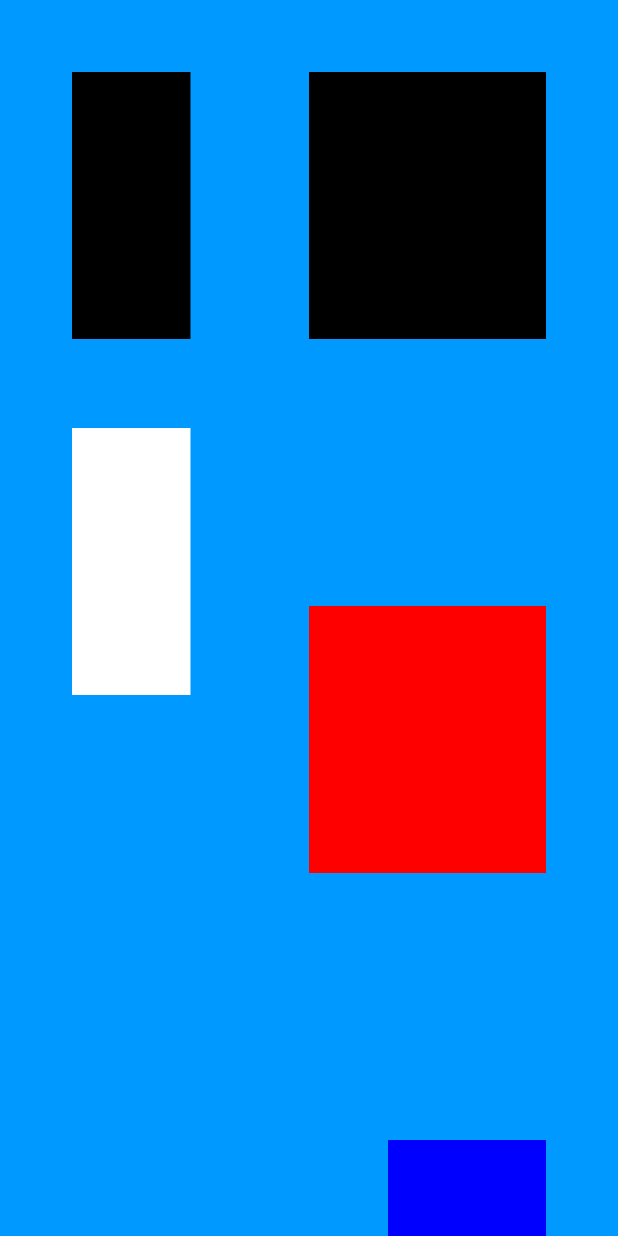
After one commit to Dante952/Museo, an Android app built with Jetpack Compose: the @Preview function GalleryScreen, on a phone screen of 412 x 824 dp. The commit adds this screen. Run offline under Robolectric (Android 15) with nearby library versions, the phone set to English and light mode, and no system bars.

Commit message:
Agregación de la habitación de galería de arte, y avance del mapa de la galería

```diff
--- a/app/build.gradle.kts
+++ b/app/build.gradle.kts
@@ -96,4 +96,10 @@ dependencies {
     implementation ("com.google.firebase:firebase-storage")
     implementation ("com.google.firebase:firebase-firestore")
 
+    val composeBom = platform("androidx.compose:compose-bom:2024.06.00")
+    implementation(composeBom)
+
+    debugImplementation("androidx.compose.ui:ui-tooling")
+    implementation("androidx.compose.ui:ui-tooling-preview")
+
 }
--- a/app/src/main/java/com/example/museo/MainActivity.kt
+++ b/app/src/main/java/com/example/museo/MainActivity.kt
@@ -21,6 +21,7 @@ import coil.compose.rememberImagePainter
 import com.example.museo.componets.CardGrid
 import com.example.museo.componets.DrawerContent
 import com.example.museo.componets.GoogleMapComposable
+import com.example.museo.componets.galleryMap.RoomScreen
 import com.example.museo.data.FirebaseManager
 import com.example.museo.data.PaintingData
 import com.example.museo.ui.theme.MuseoTheme
@@ -75,7 +76,7 @@ fun MainScreen(firebaseManager: FirebaseManager) {
                     Column(modifier = Modifier.padding(paddingValues)) {
                         when (selectedScreen) {
                             "Home" -> HomeScreen(firebaseManager)
-                            "Location" -> LocationScreen()
+                            "Location" -> RoomScreen()
                             "About" -> AboutScreen()
                         }
                     }
--- /dev/null
+++ b/app/src/main/java/com/example/museo/componets/galleryMap/GalleryScreen.kt
@@ -0,0 +1,115 @@
+package com.example.museo.componets.galleryMap
+
+import androidx.compose.foundation.Canvas
+import androidx.compose.foundation.background
+import androidx.compose.foundation.layout.*
+import androidx.compose.runtime.*
+import androidx.compose.ui.Alignment
+import androidx.compose.ui.Modifier
+import androidx.compose.ui.geometry.Offset
+import androidx.compose.ui.geometry.Size
+import androidx.compose.ui.graphics.Color
+import androidx.compose.ui.tooling.preview.Preview
+import androidx.compose.ui.unit.dp
+
+@Preview
+@Composable
+fun GalleryScreen() {
+    // Estado para almacenar la posición del círculo
+    var circlePosition by remember { mutableStateOf(Offset(0f, 0f)) }
+
+
+    Box(
+        modifier = Modifier
+            .fillMaxSize()
+            .background(Color(0xFF0099FF))
+            .padding(0.dp) // Ajusta el padding según sea necesario
+    ) {
+        Column(
+            modifier = Modifier
+                .fillMaxSize()
+                .padding(16.dp),
+            verticalArrangement = Arrangement.Top,
+            horizontalAlignment = Alignment.Start
+        ) {
+            Box(
+                modifier = Modifier
+                    .fillMaxSize()
+                    .background(Color(0xFF0099FF))
+                    .padding(16.dp) // Ajusta el padding según sea necesario
+            ) {
+                Column(
+                    modifier = Modifier
+                        .fillMaxSize()
+                        .padding(16.dp),
+                    verticalArrangement = Arrangement.Top,
+                    horizontalAlignment = Alignment.Start
+                ) {
+                    // Canvas para dibujar el rectángulo negro y el círculo
+                    Box(
+                        modifier = Modifier
+                            .fillMaxWidth()
+                            .weight(1f)
+                            .padding(0.dp)
+                    ) {
+                        Canvas(modifier = Modifier.fillMaxSize()) {
+                            val padding = 0.dp.toPx() // Ajusta el padding según sea necesario
+
+                            // Rectángulo 1 (arriba izquierda)
+                            drawRect(
+                                color = Color.Black,
+                                topLeft = Offset(padding, padding),
+                                size = Size(
+                                    size.width / 4 - padding,
+                                    size.height / 4 - padding
+                                )
+                            )
+
+                            // Rectángulo 2 (arriba derecha)
+                            drawRect(
+                                color = Color.Black,
+                                topLeft = Offset(size.width / 2, padding),
+                                size = Size(
+                                    size.width / 2 - padding,
+                                    size.height / 4 - padding
+                                )
+                            )
+
+                            // Rectángulo 3 (abajo izquierda)
+                            drawRect(
+                                color = Color.White,
+                                topLeft = Offset(padding, size.height / 3),
+                                size = Size(
+                                    size.width / 4 - padding,
+                                    size.height / 4 - padding
+                                )
+                            )
+
+                            // Rectángulo 4 (abajo centro)
+                            drawRect(
+                                color = Color.Blue,
+                                topLeft = Offset(size.width * 2 / 3, size.height ),
+                                size = Size(
+                                    size.width / 3 - padding,
+                                    size.height / 2 - padding
+                                )
+                            )
+
+                            // Rectángulo 5 (abajo derecha)
+                            drawRect(
+                                color = Color.Red,
+                                topLeft = Offset(size.width / 2, size.height / 2),
+                                size = Size(
+                                    size.width / 2 - padding,
+                                    size.height / 4 - padding
+                                )
+                            )
+                        }
+                    }
+                    // Espacio para separar elementos
+                    Spacer(modifier = Modifier.height(16.dp))
+                }
+            }
+        }
+    }
+}
--- /dev/null
+++ b/app/src/main/java/com/example/museo/componets/galleryMap/Point.kt
@@ -0,0 +1,3 @@
+package com.example.museo.componets.galleryMap
+
+data class Point(val x: Float, val y: Float)
```
Also changed, not shown: app/src/main/java/com/example/museo/componets/galleryMap/Pintura.kt (added, +72 -0 lines), app/src/main/java/com/example/museo/componets/galleryMap/Room.kt (added, +32 -0 lines), app/src/main/java/com/example/museo/componets/galleryMap/RoomScreen.kt (added, +91 -0 lines), app/src/main/java/com/example/museo/componets/galleryMap/User.kt (added, +33 -0 lines).
